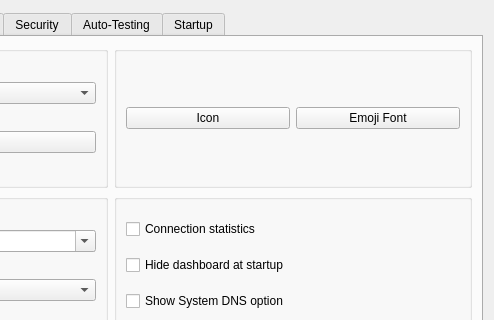
First picture: the form in src/nekobox/ui/setting/dialog_basic_settings.ui, repository qr243vbi/nekobox, before the edit; both pictures show x 272 to 766 and y 0 to 320 of the 766 by 533 pixel window.
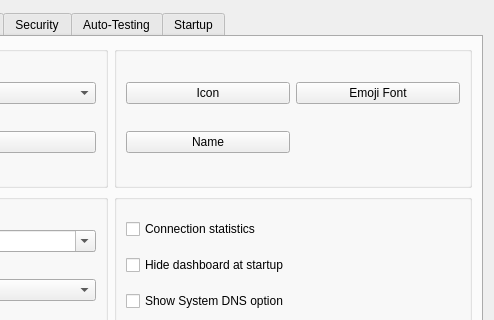
Second picture: the form after the edit. The open tabs and pages were chosen to show the change. Custom widgets are drawn as their Qt base class.

Diff of the .ui file:
```diff
--- a/src/nekobox/ui/setting/dialog_basic_settings.ui
+++ b/src/nekobox/ui/setting/dialog_basic_settings.ui
@@ -544,6 +544,13 @@
               </property>
              </widget>
             </item>
+            <item row="1" column="0">
+             <widget class="QPushButton" name="title_edit">
+              <property name="text">
+               <string>Name</string>
+              </property>
+             </widget>
+            </item>
            </layout>
           </widget>
          </item>
```
Left out of the diff: 2 changed lines with no effect on the pictures.
